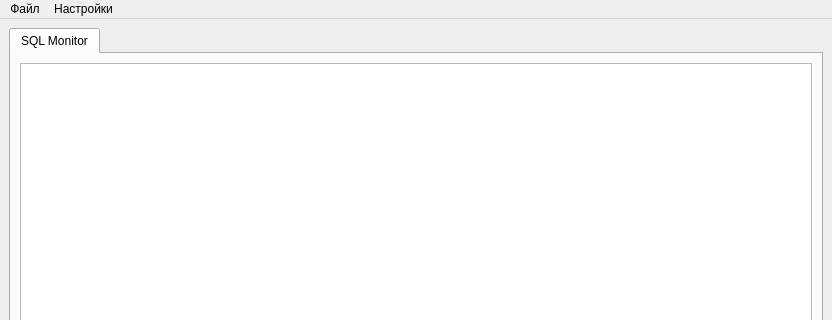
Before: the Qt Designer form ui/main_window.ui in graal101/SQLiteVisualizer, drawn with Qt 5; both pictures show x 0 to 832 and y 0 to 320 of the 832 by 780 pixel window.
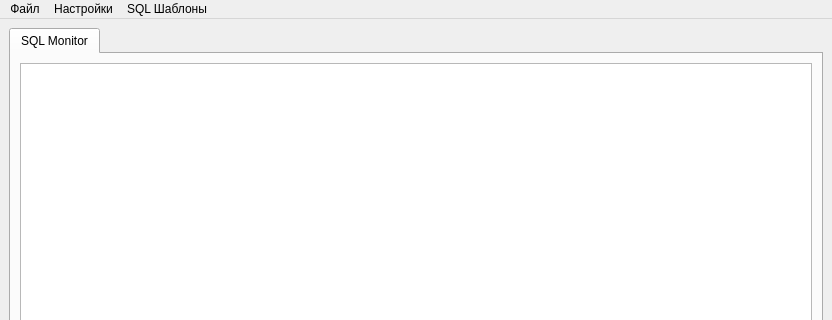
After: the same form once the commit is applied. Icons and pictures are not drawn.

Commit message: added del template

Patch:
```diff
--- a/ui/main_window.ui
+++ b/ui/main_window.ui
@@ -202,8 +202,17 @@
     </property>
     <addaction name="mn_font"/>
    </widget>
+   <widget class="QMenu" name="menuSQL">
+    <property name="title">
+     <string>SQL Шаблоны</string>
+    </property>
+    <addaction name="mn_alltables"/>
+    <addaction name="mn_addrecord"/>
+    <addaction name="mn_deleterecord"/>
+   </widget>
    <addaction name="menu"/>
    <addaction name="menu_2"/>
+   <addaction name="menuSQL"/>
   </widget>
   <widget class="QStatusBar" name="statusbar"/>
   <action name="mn_open">
```
Left out of the diff: 32 changed lines with no effect on the pictures. The commit also changes 2 other files.
